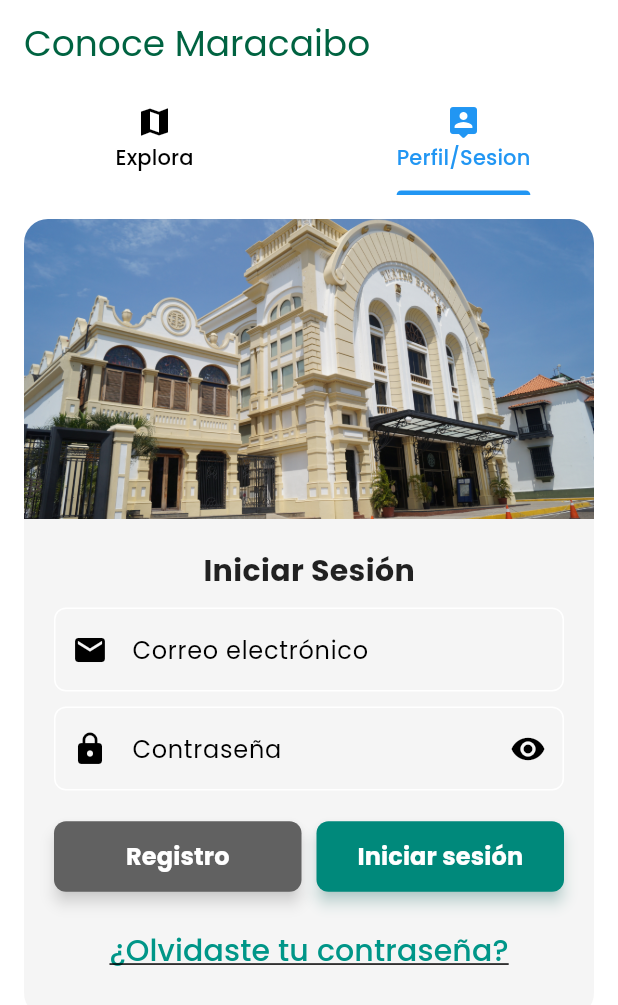
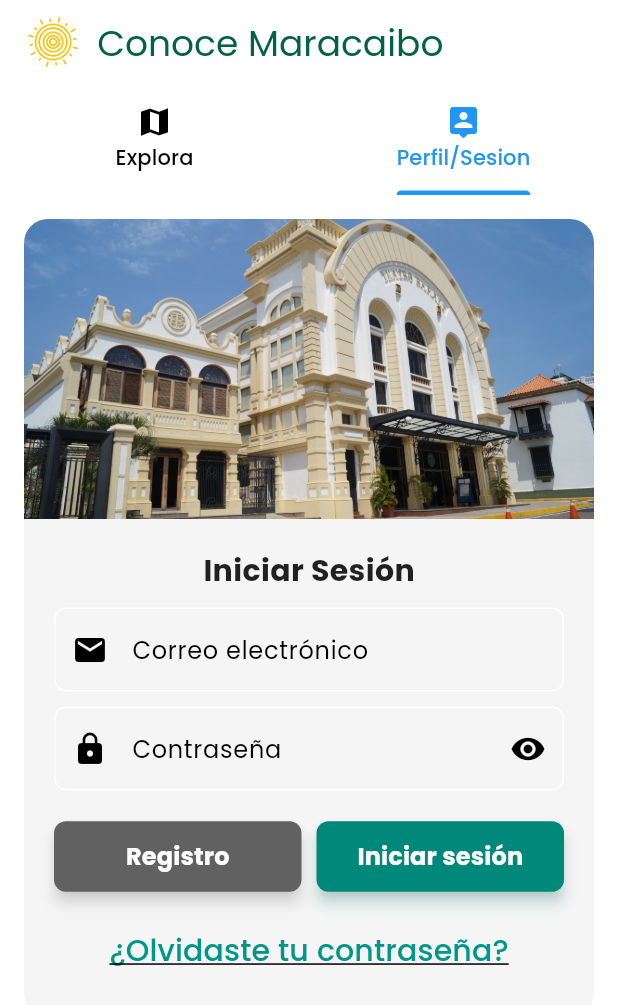
Before and after one commit to app-brand/know-mcbo-gitflow, a Flutter app: the screen it shows after launch, tab 2 chosen, on a phone screen of 412 x 824 dp. Shown: the top 1005 px of the screen. Run offline on Flutter 3.47's test engine with Material 3 defaults, Android fonts, the phone set to English and light mode, and no system bars; our stand-ins replace awesome_dialog, bloc, cloud_firestore, dartz, dio, firebase_auth and 10 more; missing offline and left inert: flutter_polyline_points; accounts and stored records are empty; statements that could not run were skipped; project files that could hold a hidden picture were left out.

Commit message:
work and work

```diff
--- a/lib/application/map/map_event.dart
+++ b/lib/application/map/map_event.dart
@@ -14,4 +14,6 @@ class MapEvent with _$MapEvent {
   const factory MapEvent.mapTapped({
     required LatLng position,
   }) = _MapTapped;
+  // Evento para centrar en Maracaibo
+  const factory MapEvent.centerOnMaracaibo() = _CenterOnMaracaibo;
 }
--- a/lib/presentation-fixed/core-fixed/home_main-fixed.dart
+++ b/lib/presentation-fixed/core-fixed/home_main-fixed.dart
@@ -1,4 +1,5 @@
 import 'package:flutter/material.dart';
+import 'package:know_my_city/presentation/widgets/main_footer.dart';
 import 'package:know_my_city/presentation-fixed/pages-fixed/map_page-fixed.dart';
 import 'package:know_my_city/presentation-fixed/pages-fixed/about_about-fixed.dart';
 import 'package:know_my_city/presentation-fixed/pages-fixed/sign_in_page-fixed.dart';
@@ -30,15 +31,28 @@ class _McboMainState extends State<McboMain>
 
     return Scaffold(
       appBar: AppBar(
-        title: const Text(
-          'Conoce Maracaibo',
-          style: TextStyle(
-            fontSize: 24,
-          ),
+        title: Row(
+          mainAxisAlignment: MainAxisAlignment.start,
+          crossAxisAlignment: CrossAxisAlignment.center,
+          children: [
+            Image.asset(
+              'assets/images/brand/sun_spriral.png',
+              fit: BoxFit.cover,
+              height: 40,
+            ),
+            SizedBox(
+              width: 10,
+            ),
+            const Text(
+              'Conoce Maracaibo',
+              style: TextStyle(
+                fontSize: 24,
+              ),
+            ),
+          ],
         ),
         bottom: TabBar(
           controller: _tabController,
-          physics: const NeverScrollableScrollPhysics(),
           tabs: const [
             Tab(icon: Icon(Icons.map_sharp), text: 'Explora'),
             Tab(
@@ -48,6 +62,7 @@ class _McboMainState extends State<McboMain>
         ),
       ),
       body: TabBarView(
+        physics: const NeverScrollableScrollPhysics(),
         controller: _tabController,
         children: [
           MapScreen(),
--- a/pubspec.yaml
+++ b/pubspec.yaml
@@ -42,6 +42,7 @@ dependencies:
   json_serializable: ^6.8.0
   json_annotation: ^4.9.0
   equatable: ^2.0.7
+  google_maps_flutter_web: ^0.5.10
 
 
 dev_dependencies:
```
Also changed, not shown: lib/application/map/map_bloc.dart (+9 -1 lines), lib/application/map/map_state.dart (+4 -5 lines), lib/presentation-fixed/pages-fixed/map_page-fixed.dart (+9 -12 lines), lib/presentation/widgets/main_footer.dart (+20 -54 lines), lib/application/map/map_bloc.freezed.dart, pubspec.lock, 3 other files.
